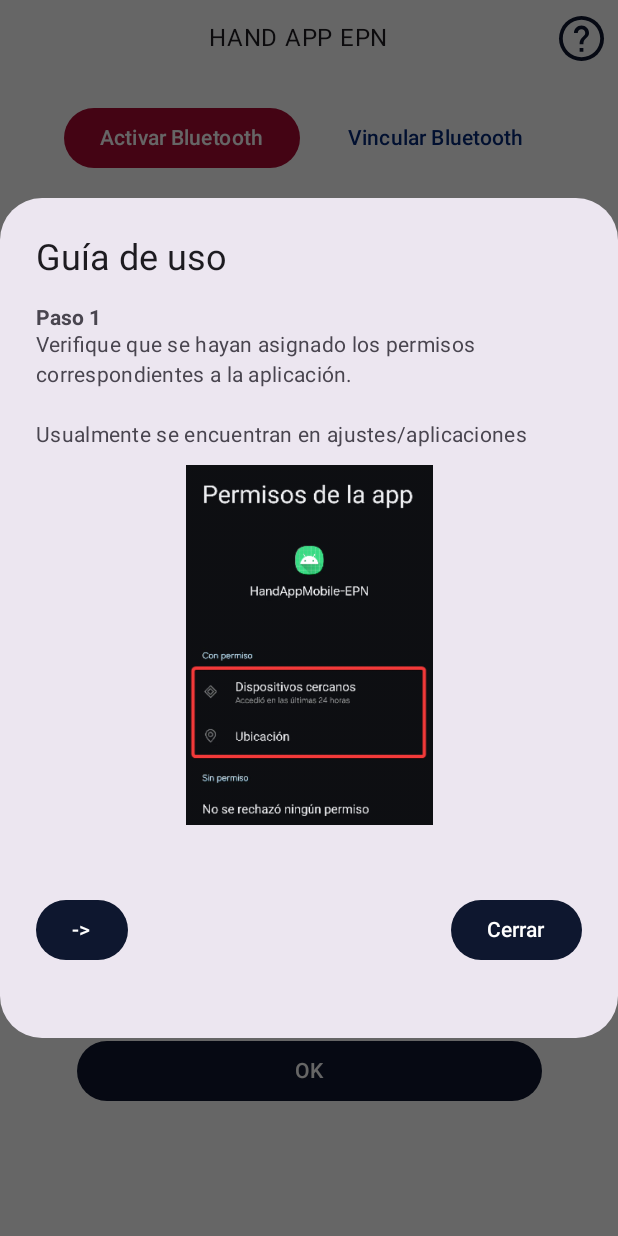
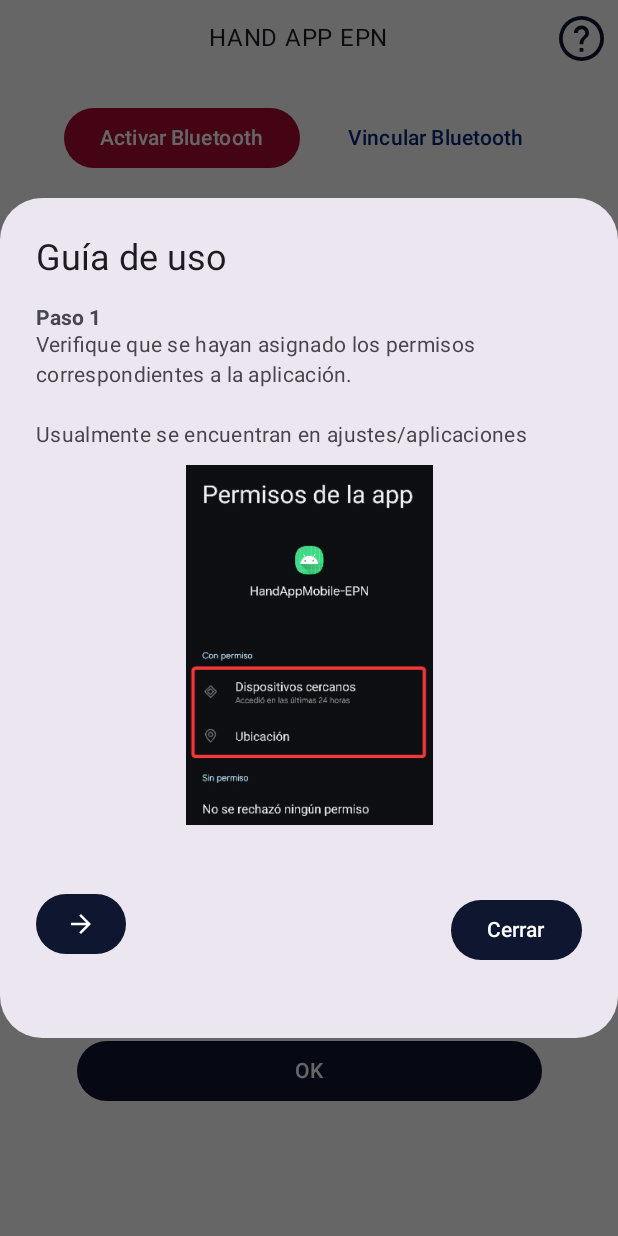
Before and after one commit to laboratorioAI/HandAppMobile-EPN, an Android app built with Jetpack Compose: the screen it shows after launch (MainActivity), after a tap on "Ayuda", on a phone screen of 412 x 824 dp. Run offline under Robolectric (Android 15) with nearby library versions, the phone set to English and light mode, and no system bars.

Commit message:
Fixed errors after project modularization and completed remaining corrections

```diff
--- a/app/src/main/java/com/example/handappmobile_epn/ui/screen/HomeScreen.kt
+++ b/app/src/main/java/com/example/handappmobile_epn/ui/screen/HomeScreen.kt
@@ -14,7 +14,6 @@ import androidx.compose.foundation.layout.height
 import androidx.compose.foundation.layout.padding
 import androidx.compose.foundation.layout.size
 import androidx.compose.foundation.layout.width
-import androidx.compose.foundation.shape.CircleShape
 import androidx.compose.material.icons.Icons
 import androidx.compose.material.icons.automirrored.filled.Help
 import androidx.compose.material3.Button
@@ -149,9 +148,8 @@ fun HomeScreen(
             Button(
                 onClick = botonTutorial,
                 modifier = Modifier
-                    .size(30.dp) // Hacer el botón circular
+                    .size(30.dp) // Tamaño
                     .align(Alignment.CenterVertically), // Alinear verticalmente dentro de la fila
-                shape = CircleShape, // Hacer que el botón tenga forma circular
                 colors = ButtonDefaults.buttonColors(containerColor = Color(0xFF0E172F)),
                 contentPadding = PaddingValues(0.dp) // Eliminar el padding interno del botón
             ) {
@@ -160,7 +158,7 @@ fun HomeScreen(
                     contentDescription = "Ayuda",
                     tint = Color.White,
                     modifier = Modifier
-                        .fillMaxSize() // Hacer que el ícono llene todo el botón
+                        .fillMaxSize() // Hacer que el ícono llene el botón completo
                 )
             }
         }
@@ -279,31 +277,18 @@ fun HomeScreen(
                 "Pulgar Inferior" -> {
                     estaPulsadoPulgarInferior = estado
                     // Para la asignacion del comando
-                    if (estaPulsadoPulgarInferior) indices.add(4)
-                    else indices.removeIf { it == 4 }
+                    if (estaPulsadoPulgarInferior) indices.add(5)
+                    else indices.removeIf { it == 5 }
                 }
                 "Pulgar Superior" -> {
                     estaPulsadoPulgarSuperior = estado
                     // Para la asignacion del comando
-                    if (estaPulsadoPulgarSuperior) indices.add(5)
-                    else indices.removeIf { it == 5 }
+                    if (estaPulsadoPulgarSuperior) indices.add(4)
+                    else indices.removeIf { it == 4 }
                 }
             }
             fingerName = nombre
             sliderValueDisplay = sliderValue
-
-            // Si se ha activado el estado entonces se envia el comando
-            if (estado) {
-                indices.forEach { i ->
-                    // Se envia el comando por bluetooth
-                    var valorMovimiento = (maxAngleValues.get(i) * (sliderValue/100.0f)).toInt()
-                    if (valorMovimiento != lastSliderValues.get(i)) {
-                        lastSliderValues.set(i, valorMovimiento)
-                        val command: String = codesString.get(i).toString() + valorMovimiento.toString() + "\n"
-                        bluetoothConnectionManager.sendCommand(command)
-                    }
-                }
-            }
         }
         val habilitarMano: Boolean = estaSeleccionadaHandiEpn || estaSeleccionadaFlexibleB2
         var funcionSeleccionada: (String, Boolean) -> Unit = {_, _ -> }
@@ -329,20 +314,55 @@ fun HomeScreen(
         ///////////////////
         /* Slider */
         ///////////////////
+        //var sliderChangedTimestamp by remember { mutableStateOf(System.currentTimeMillis()) }
+
+        // Función que envía los comandos cuando el slider termina de moverse
+        var isSliderMoving by remember { mutableStateOf(false) }
+        var sliderValue by remember { mutableStateOf(0f) }
+        var sliderChangedTimestamp by remember { mutableStateOf(0L) }
+
         Slider(
             value = sliderValue,
-            onValueChange = { sliderValue = it },
+            onValueChange = {
+                sliderValue = it
+                sliderChangedTimestamp = System.currentTimeMillis()
+                isSliderMoving = true  // Cambia el estado para indicar que el slider se está moviendo
+            },
             valueRange = 0f..100f,
             modifier = Modifier.fillMaxWidth(),
             colors = SliderDefaults.colors(
-                thumbColor = Color(0xFF0E172F),         // Color del círculo del deslizador
-                activeTrackColor = Color(0xFF069606),   // Color de la barra activa
-                inactiveTrackColor = Color.Gray              // Color de la barra inactiva
-            )
+                thumbColor = if (isSliderMoving) Color(0xFFAAAAAA) else Color(0xFF0E172F),  // Cambia el color de la burbuja
+                activeTrackColor = if (isSliderMoving) Color(0xFFAAAAAA) else Color(0xFF069606),  // Cambia el color de la parte activa
+                inactiveTrackColor = Color.Gray  // Color de la parte no seleccionada
+            ),
+            onValueChangeFinished = {
+                // Referencia a la función sendCommand
+                val sendCommand: (String) -> Unit = bluetoothConnectionManager::sendCommand
+
+                // Llamar a la función cuando el slider deja de moverse
+                EnviarComandosMovimiento(
+                    estadosDedos = listOf(
+                        estaPulsadoMenique,
+                        estaPulsadoAnular,
+                        estaPulsadoMedio,
+                        estaPulsadoIndice,
+                        estaPulsadoPulgarSuperior,
+                        estaPulsadoPulgarInferior
+                    ),
+                    sliderValue = sliderValue,
+                    lastSliderValues = lastSliderValues,
+                    codesString = codesString,
+                    maxAngleValues = maxAngleValues,
+                    sendCommand = sendCommand
+                )
+
+                // Cambia el estado para indicar que el slider dejó de moverse
+                isSliderMoving = false
+            }
         )
         // Mostrar el valor actual del slider
         Text(
-            String.format("%.2f", sliderValue),
+            String.format("%.0f%%", sliderValue),
         )
 
         // Mostrar el valor del slider cuando se presiona un botón de dedo
@@ -400,3 +420,29 @@ fun HomeScreen(
         }
     }
 }
+
+/* Función no composable que envía los valores de movimiento en caso de que esté pulsado un dedo */
+fun EnviarComandosMovimiento(
+    estadosDedos: List<Boolean>,
+    sliderValue: Float,
+    lastSliderValues: MutableList<Int>,
+    codesString: MutableList<String>,
+    maxAngleValues: MutableList<Float>,
+    sendCommand: (String) -> Unit
+) {
+    // Iterar a través de los estados de los dedos
+    for (i in estadosDedos.indices) {
+        if (estadosDedos[i]) {
+            // Calcular el valor del movimiento
+            val valorMovimiento = (maxAngleValues[i] * (sliderValue / 100.0f)).toInt()
+            // Si el valor ha cambiado desde la última vez
+            if (valorMovimiento != lastSliderValues[i]) {
+                lastSliderValues[i] = valorMovimiento
+                // Crear el comando a enviar
+                val command = codesString[i] + valorMovimiento.toString() + "\n"
+                // Enviar el comando
+                sendCommand(command)
+            }
+        }
+    }
+}
--- a/app/src/main/java/com/example/handappmobile_epn/ui/screen/TutorialScreen.kt
+++ b/app/src/main/java/com/example/handappmobile_epn/ui/screen/TutorialScreen.kt
@@ -4,6 +4,7 @@ import androidx.compose.foundation.Image
 import androidx.compose.foundation.layout.Arrangement
 import androidx.compose.foundation.layout.Box
 import androidx.compose.foundation.layout.Column
+import androidx.compose.foundation.layout.PaddingValues
 import androidx.compose.foundation.layout.Row
 import androidx.compose.foundation.layout.Spacer
 import androidx.compose.foundation.layout.fillMaxWidth
@@ -11,9 +12,13 @@ import androidx.compose.foundation.layout.height
 import androidx.compose.foundation.layout.size
 import androidx.compose.foundation.layout.width
 import androidx.compose.foundation.layout.wrapContentSize
+import androidx.compose.material.icons.Icons
+import androidx.compose.material.icons.automirrored.filled.ArrowBack
+import androidx.compose.material.icons.automirrored.filled.ArrowForward
 import androidx.compose.material3.AlertDialog
 import androidx.compose.material3.Button
 import androidx.compose.material3.ButtonDefaults
+import androidx.compose.material3.Icon
 import androidx.compose.material3.Text
 import androidx.compose.runtime.Composable
 import androidx.compose.runtime.getValue
@@ -73,10 +78,19 @@ fun PantallaTutorial(onDismiss: () -> Unit) {
                                 onClick = {
                                     if (posicionActual > 0) posicionActual--
                                 },
+                                modifier = Modifier
+                                    .width(60.dp)  // Ancho del botón
+                                    .height(40.dp), // Alto del botón
                                 colors = ButtonDefaults.buttonColors(
-                                    containerColor = Color(0xFF0E172F)
-                                )) {
-                                Text("<-")
+                                    containerColor = Color(0xFF0E172F)),
+                                contentPadding = PaddingValues(0.dp)
+                            )  { // Eliminar el padding interno del botón
+                                Icon(
+                                    imageVector = Icons.AutoMirrored.Filled.ArrowBack,
+                                    contentDescription = "Flecha Izquierda",
+                                    tint = Color.White,
+                                    modifier = Modifier.size(20.dp)
+                                )
                             }
                         }
 
@@ -86,10 +100,18 @@ fun PantallaTutorial(onDismiss: () -> Unit) {
                                 onClick = {
                                     if (posicionActual < ventanasTutorial.size - 1) posicionActual++
                                 },
+                                modifier = Modifier
+                                    .width(60.dp)  // Ancho del botón
+                                    .height(40.dp), // Alto del botón
                                 colors = ButtonDefaults.buttonColors(
-                                    containerColor = Color(0xFF0E172F)
-                                )) {
-                                Text("->")
+                                    containerColor = Color(0xFF0E172F)),
+                                contentPadding = PaddingValues(0.dp))  { // Eliminar el padding interno del botón
+                                Icon(
+                                    imageVector = Icons.AutoMirrored.Filled.ArrowForward,
+                                    contentDescription = "Flecha Derecha",
+                                    tint = Color.White,
+                                    modifier = Modifier.size(20.dp)
+                                )
                             }
                         }
                     }
```
